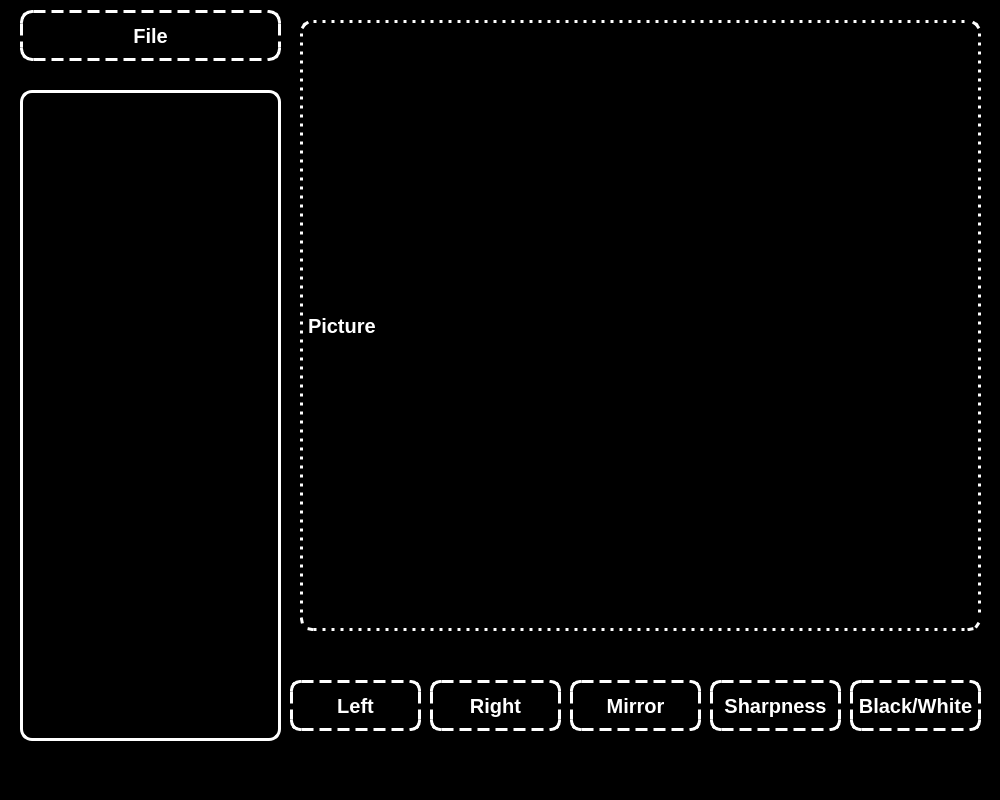
Above: untitled.ui from A0B0B0A/Photopoper before the change. Below: the same form after it.
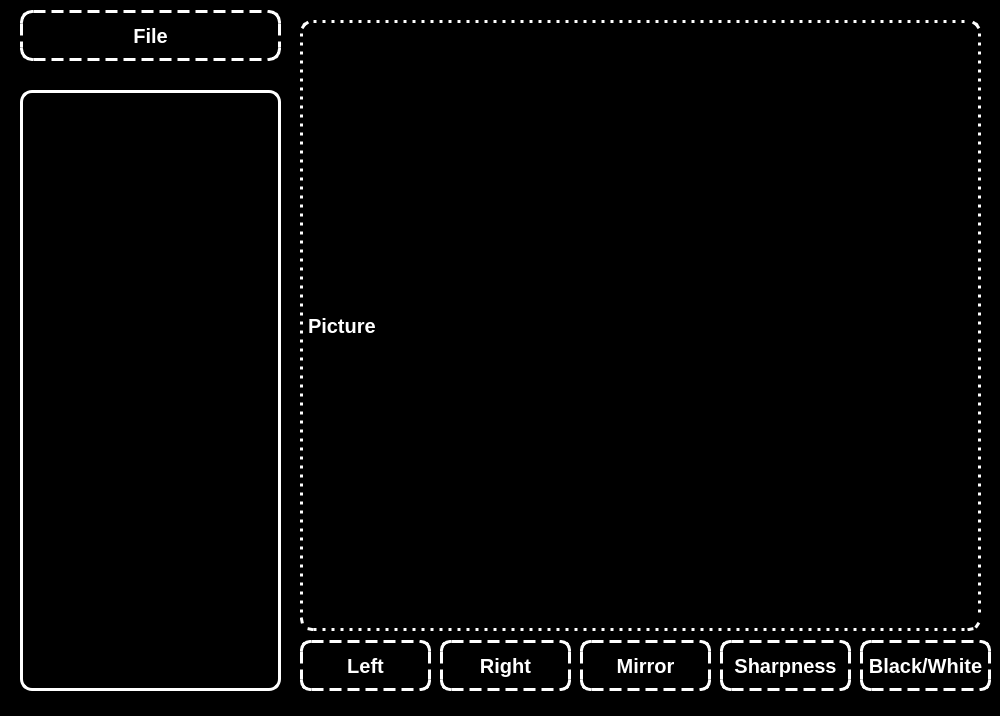
That is the form after the change.

What changed in the file:
```diff
--- a/untitled.ui
+++ b/untitled.ui
@@ -7,7 +7,7 @@
     <x>0</x>
     <y>0</y>
     <width>1000</width>
-    <height>800</height>
+    <height>716</height>
    </rect>
   </property>
   <property name="windowTitle">
@@ -43,7 +43,7 @@
       <x>20</x>
       <y>90</y>
       <width>261</width>
-      <height>651</height>
+      <height>601</height>
      </rect>
     </property>
     <property name="styleSheet">
@@ -75,8 +75,8 @@
    <widget class="QPushButton" name="left">
     <property name="geometry">
      <rect>
-      <x>290</x>
-      <y>680</y>
+      <x>300</x>
+      <y>640</y>
       <width>131</width>
       <height>51</height>
      </rect>
@@ -94,8 +94,8 @@
    <widget class="QPushButton" name="right">
     <property name="geometry">
      <rect>
-      <x>430</x>
-      <y>680</y>
+      <x>440</x>
+      <y>640</y>
       <width>131</width>
       <height>51</height>
      </rect>
@@ -113,8 +113,8 @@
    <widget class="QPushButton" name="mirror">
     <property name="geometry">
      <rect>
-      <x>570</x>
-      <y>680</y>
+      <x>580</x>
+      <y>640</y>
       <width>131</width>
       <height>51</height>
      </rect>
@@ -132,8 +132,8 @@
    <widget class="QPushButton" name="sharpness">
     <property name="geometry">
      <rect>
-      <x>710</x>
-      <y>680</y>
+      <x>720</x>
+      <y>640</y>
       <width>131</width>
       <height>51</height>
      </rect>
@@ -151,8 +151,8 @@
    <widget class="QPushButton" name="b_w">
     <property name="geometry">
      <rect>
-      <x>850</x>
-      <y>680</y>
+      <x>860</x>
+      <y>640</y>
       <width>131</width>
       <height>51</height>
      </rect>
```
Left out of the diff: 4 changed lines with no effect on the pictures.
